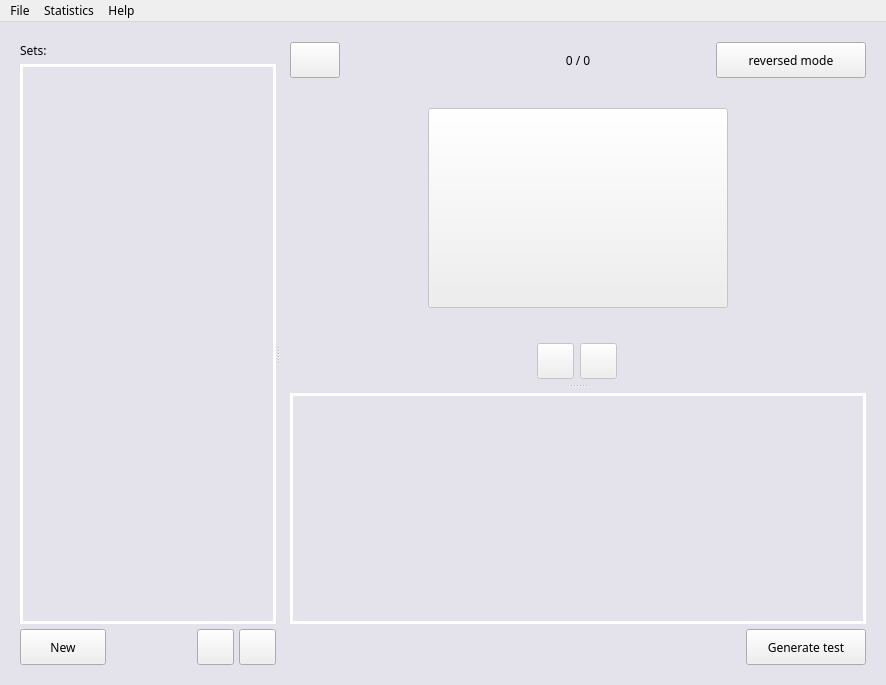
gryglik/pipr-project-flashcards, file lib/ui/flashcards.ui: the form before one commit.
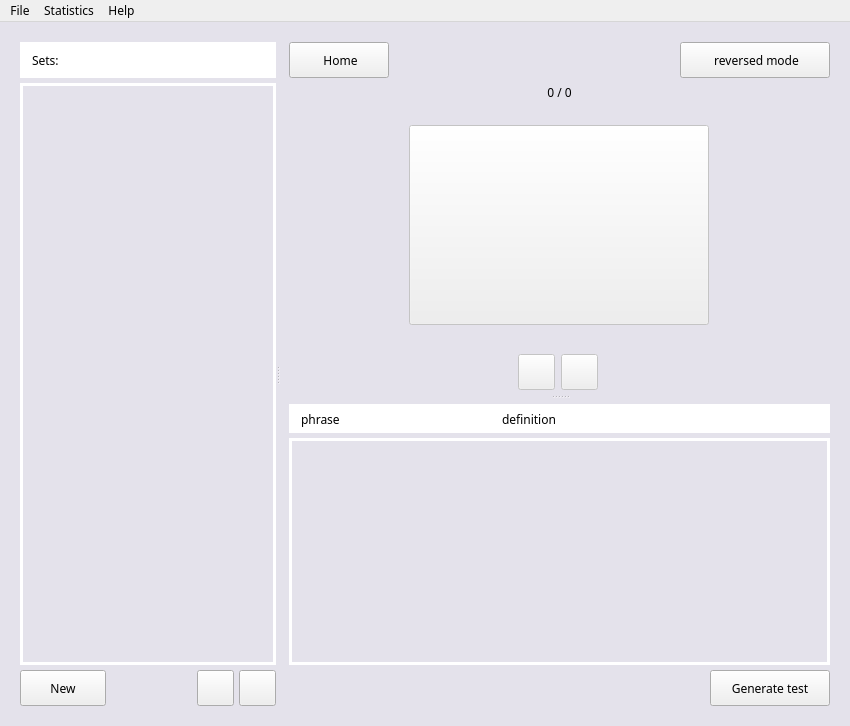
The form after the commit. Icons and pictures are not drawn. Custom widgets are drawn as their Qt base class.

Commit message: Implemented test modes, minor GUI bugs fixed

```diff
--- a/lib/ui/flashcards.ui
+++ b/lib/ui/flashcards.ui
@@ -9,8 +9,8 @@
    <rect>
     <x>0</x>
     <y>0</y>
-    <width>886</width>
-    <height>685</height>
+    <width>850</width>
+    <height>726</height>
    </rect>
   </property>
   <property name="minimumSize">
@@ -82,6 +82,11 @@
 	border-width: 5px;
 }
 
+PushButton#btn_priority{
+	border-width: 0px;
+	background-color: transparent;
+}
+
 QListWidget {
 	background-color: transparent;
 	font-size: 20px;
@@ -103,6 +108,14 @@
 	border-color: #9e5db8;
 	background-color: #e7d6ed
 }
+
+QWidget#list_flashcards_header{
+	background-color: white;
+}
+
+QWidget#container_lbl_sets{
+	background-color: white;
+}
 </string>
   </property>
   <widget class="QWidget" name="centralwidget">
@@ -148,10 +161,34 @@
          <number>0</number>
         </property>
         <item>
-         <widget class="QLabel" name="label_2">
-          <property name="text">
-           <string>Sets:</string>
-          </property>
+         <widget class="QWidget" name="container_lbl_sets" native="true">
+          <layout class="QGridLayout" name="gridLayout_3">
+           <property name="leftMargin">
+            <number>12</number>
+           </property>
+           <property name="topMargin">
+            <number>0</number>
+           </property>
+           <property name="rightMargin">
+            <number>0</number>
+           </property>
+           <property name="bottomMargin">
+            <number>0</number>
+           </property>
+           <item row="0" column="0">
+            <widget class="QLabel" name="lbl_sets">
+             <property name="minimumSize">
+              <size>
+               <width>0</width>
+               <height>36</height>
+              </size>
+             </property>
+             <property name="text">
+              <string>Sets:</string>
+             </property>
+            </widget>
+           </item>
+          </layout>
          </widget>
         </item>
         <item>
@@ -449,10 +486,7 @@
         <property name="enabled">
          <bool>true</bool>
         </property>
-        <layout class="QVBoxLayout" name="verticalLayout_2">
-         <property name="leftMargin">
-          <number>10</number>
-         </property>
+        <layout class="QVBoxLayout" name="verticalLayout_3">
          <property name="topMargin">
           <number>0</number>
          </property>
@@ -462,6 +496,63 @@
          <property name="bottomMargin">
           <number>0</number>
          </property>
+         <item>
+          <layout class="QHBoxLayout" name="horizontalLayout_5">
+           <property name="spacing">
+            <number>-1</number>
+           </property>
+           <item>
+            <widget class="PushButton" name="btn_homepage">
+             <property name="minimumSize">
+              <size>
+               <width>100</width>
+               <height>36</height>
+              </size>
+             </property>
+             <property name="text">
+              <string> Home</string>
+             </property>
+             <property name="icon">
+              <iconset resource="../../resources.qrc">
+               <normaloff>:/lib/ui/icons/home.png</normaloff>:/lib/ui/icons/home.png</iconset>
+             </property>
+            </widget>
+           </item>
+           <item>
+            <spacer name="horizontalSpacer_6">
+             <property name="orientation">
+              <enum>Qt::Horizontal</enum>
+             </property>
+             <property name="sizeHint" stdset="0">
+              <size>
+               <width>40</width>
+               <height>20</height>
+              </size>
+             </property>
+            </spacer>
+           </item>
+           <item>
+            <widget class="PushButton" name="btn_reverse">
+             <property name="minimumSize">
+              <size>
+               <width>150</width>
+               <height>36</height>
+              </size>
+             </property>
+             <property name="text">
+              <string> reversed mode</string>
+             </property>
+             <property name="icon">
+              <iconset resource="../../resources.qrc">
+               <normaloff>:/lib/ui/icons/reverse.png</normaloff>:/lib/ui/icons/reverse.png</iconset>
+             </property>
+             <property name="checkable">
+              <bool>true</bool>
+             </property>
+            </widget>
+           </item>
+          </layout>
+         </item>
          <item>
           <widget class="QSplitter" name="splitter_2">
            <property name="orientation">
@@ -477,82 +568,22 @@
               <verstretch>0</verstretch>
              </sizepolicy>
             </property>
-            <layout class="QVBoxLayout" name="verticalLayout_3">
+            <layout class="QVBoxLayout" name="verticalLayout_2">
              <item>
-              <layout class="QHBoxLayout" name="horizontalLayout_5">
-               <property name="spacing">
-                <number>5</number>
+              <widget class="QLabel" name="lbl_flashcard_count">
+               <property name="sizePolicy">
+                <sizepolicy hsizetype="Expanding" vsizetype="Minimum">
+                 <horstretch>0</horstretch>
+                 <verstretch>0</verstretch>
+                </sizepolicy>
                </property>
-               <item>
-                <widget class="PushButton" name="btn_homepage">
-                 <property name="minimumSize">
-                  <size>
-                   <width>50</width>
-                   <height>36</height>
-                  </size>
-                 </property>
-                 <property name="text">
-                  <string/>
-                 </property>
-                 <property name="icon">
-                  <iconset resource="../../resources.qrc">
-                   <normaloff>:/lib/ui/icons/home.png</normaloff>:/lib/ui/icons/home.png</iconset>
-                 </property>
-                </widget>
-               </item>
-               <item>
-                <spacer name="horizontalSpacer_6">
-                 <property name="orientation">
-                  <enum>Qt::Horizontal</enum>
-                 </property>
-                 <property name="sizeType">
-                  <enum>QSizePolicy::Preferred</enum>
-                 </property>
-                 <property name="sizeHint" stdset="0">
-                  <size>
-                   <width>100</width>
-                   <height>20</height>
-                  </size>
-                 </property>
-                </spacer>
-               </item>
-               <item>
-                <widget class="QLabel" name="lbl_flashcard_count">
-                 <property name="sizePolicy">
-                  <sizepolicy hsizetype="Expanding" vsizetype="Minimum">
-                   <horstretch>0</horstretch>
-                   <verstretch>0</verstretch>
-                  </sizepolicy>
-                 </property>
-                 <property name="text">
-                  <string>0 / 0</string>
-                 </property>
-                 <property name="alignment">
-                  <set>Qt::AlignCenter</set>
-                 </property>
-                </widget>
-               </item>
-               <item>
-                <widget class="PushButton" name="btn_reverse">
-                 <property name="minimumSize">
-                  <size>
-                   <width>150</width>
-                   <height>36</height>
-                  </size>
-                 </property>
-                 <property name="text">
-                  <string>reversed mode</string>
-                 </property>
-                 <property name="icon">
-                  <iconset resource="../../resources.qrc">
-                   <normaloff>:/lib/ui/icons/reverse.png</normaloff>:/lib/ui/icons/reverse.png</iconset>
-                 </property>
-                 <property name="checkable">
-                  <bool>true</bool>
-                 </property>
-                </widget>
-               </item>
-              </layout>
+               <property name="text">
+                <string>0 / 0</string>
+               </property>
+               <property name="alignment">
+                <set>Qt::AlignCenter</set>
+               </property>
+              </widget>
              </item>
              <item>
               <widget class="QWidget" name="flashcard" native="true">
@@ -578,7 +609,7 @@
                 <property name="bottomMargin">
                  <number>0</number>
                 </property>
-                <item row="1" column="0">
+                <item row="0" column="0">
                  <widget class="PushButton" name="btn_flashcard">
                   <property name="enabled">
                    <bool>false</bool>
@@ -737,6 +768,69 @@
                </property>
               </widget>
              </item>
+             <item>
+              <widget class="QWidget" name="list_flashcards_header" native="true">
+               <layout class="QHBoxLayout" name="horizontalLayout_7">
+                <property name="spacing">
+                 <number>5</number>
+                </property>
+                <property name="leftMargin">
+                 <number>12</number>
+                </property>
+                <property name="topMargin">
+                 <number>5</number>
+                </property>
+                <property name="rightMargin">
+                 <number>12</number>
+                </property>
+                <property name="bottomMargin">
+                 <number>4</number>
+                </property>
+                <item>
+                 <widget class="QLabel" name="lbl_phrase_header">
+                  <property name="sizePolicy">
+                   <sizepolicy hsizetype="Expanding" vsizetype="Preferred">
+                    <horstretch>0</horstretch>
+                    <verstretch>0</verstretch>
+                   </sizepolicy>
+                  </property>
+                  <property name="text">
+                   <string>phrase</string>
+                  </property>
+                 </widget>
+                </item>
+                <item>
+                 <widget class="QLabel" name="lbl_definition_header">
+                  <property name="sizePolicy">
+                   <sizepolicy hsizetype="Expanding" vsizetype="Preferred">
+                    <horstretch>0</horstretch>
+                    <verstretch>0</verstretch>
+                   </sizepolicy>
+                  </property>
+                  <property name="text">
+                   <string>definition</string>
+                  </property>
+                 </widget>
+                </item>
+                <item>
+                 <spacer name="horizontalSpacer_5">
+                  <property name="orientation">
+                   <enum>Qt::Horizontal</enum>
+                  </property>
+                  <property name="sizeType">
+                   <enum>QSizePolicy::Fixed</enum>
+                  </property>
+                  <property name="sizeHint" stdset="0">
+                   <size>
+                    <width>120</width>
+                    <height>20</height>
+                   </size>
+                  </property>
+                 </spacer>
+                </item>
+               </layout>
+              </widget>
+             </item>
              <item>
               <widget class="QListWidget" name="list_flashcards">
                <property name="sizePolicy">
@@ -811,7 +905,7 @@
     <rect>
      <x>0</x>
      <y>0</y>
-     <width>886</width>
+     <width>850</width>
      <height>37</height>
     </rect>
    </property>
```
Left out of the diff: 23 changed lines with no effect on the pictures. The commit also changes 16 other files.
